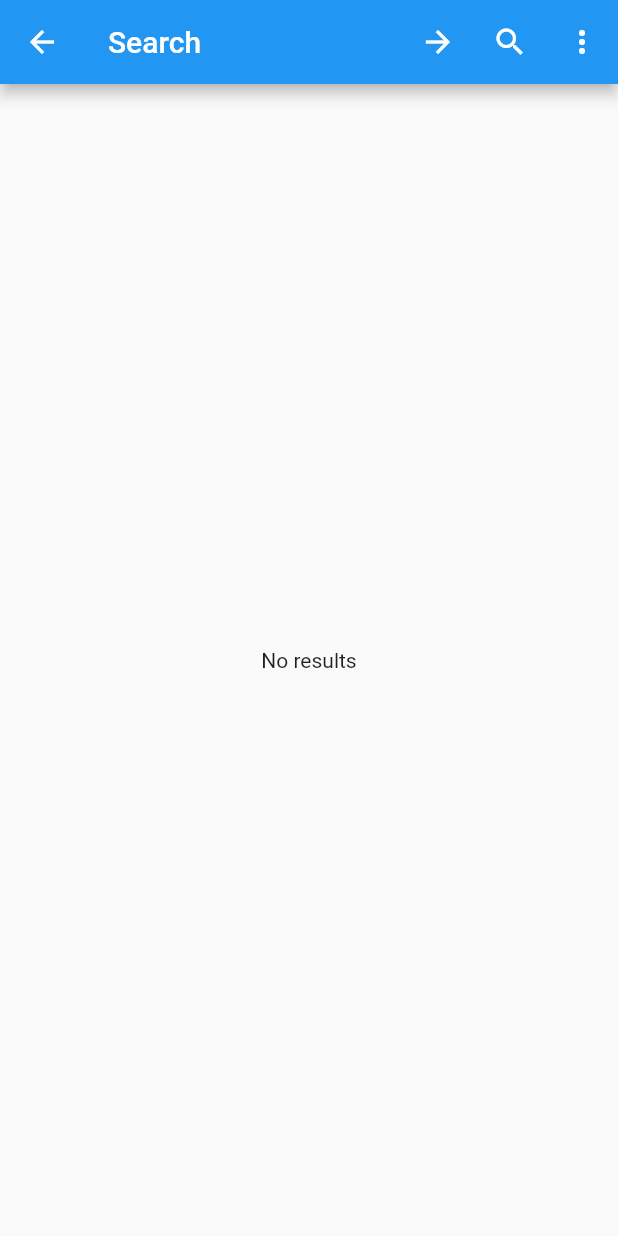
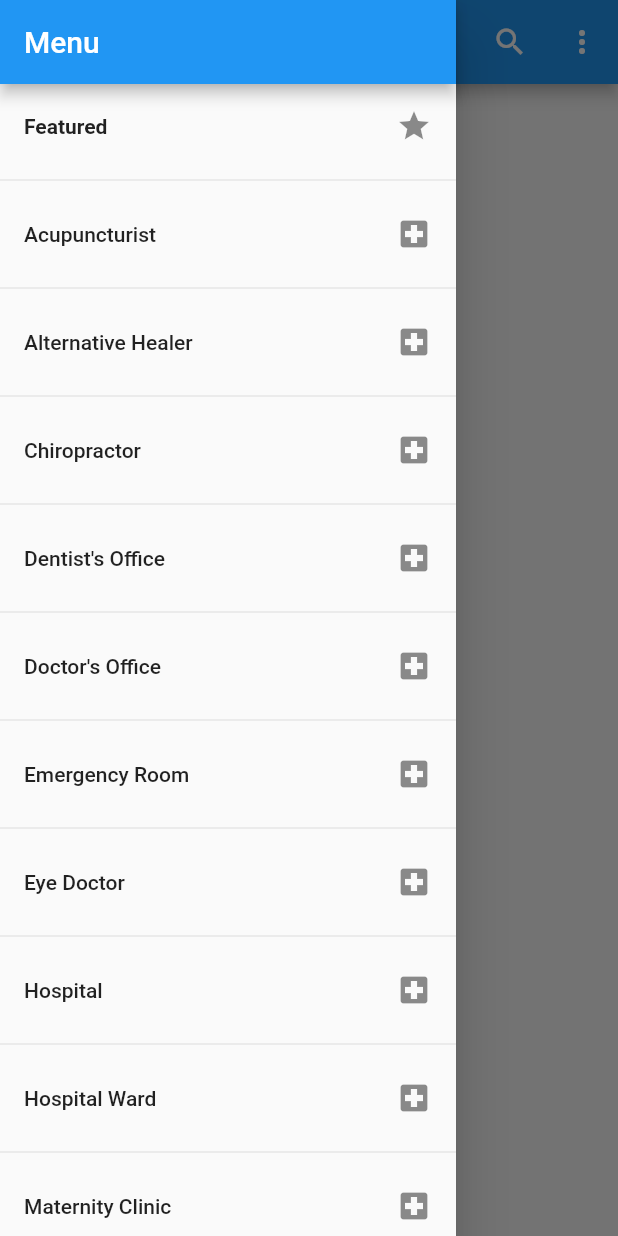
Before and after one commit to selassie-eye/momo-med, a Flutter app: the SearchPage screen opened by its route, with the side drawer open (before the commit the screen has no drawer), on a phone screen of 412 x 824 dp. Run offline on Flutter 3.47's test engine with Material 2 defaults, Android fonts, the phone set to English and light mode, and no system bars; accounts and stored records are empty; network calls fail.

```diff
--- a/lib/controller/search-controller.dart
+++ b/lib/controller/search-controller.dart
@@ -2,8 +2,6 @@ import 'dart:async';
 import 'dart:convert';
 
 import 'package:http/http.dart' as http;
-
-import './categories-controller.dart';
 
 import '../model/category-tree.dart';
 import '../model/query.dart';
--- /dev/null
+++ b/lib/model/services.dart
@@ -0,0 +1,21 @@
+class Services {
+  static final List<String> list = [
+    "Acupuncturist",
+      "Alternative Healer",
+      "Chiropractor",
+      "Dentist's Office",
+      "Doctor's Office",
+      "Emergency Room",
+      "Eye Doctor",
+      "Hospital",
+      "Hospital Ward",
+      "Maternity Clinic",
+      "Medical Center",
+      "Medical Lab",
+      "Mental Health Office",
+      "Nutritionist",
+      "Physical Therapist",
+      "Rehab Center",
+      "Urgent Care Center"
+  ];
+}
--- a/lib/pages/search-page.dart
+++ b/lib/pages/search-page.dart
@@ -3,6 +3,7 @@ import 'package:flutter/material.dart';
 import './result-details.dart';
 
 import '../model/venue.dart';
+import '../model/services.dart';
 
 class SearchPage extends StatefulWidget {
   final Function update;
@@ -26,7 +27,7 @@ class _SearchPageState extends State<SearchPage> {
   Widget searchBody;
   String query;
 
-  List<Venue> results;
+  List<Venue> results = [];
 
   @override
     void initState() {
@@ -160,11 +161,51 @@ class _SearchPageState extends State<SearchPage> {
       });
   }
 
+  Widget _buildDrawerItem(BuildContext context, int index) {
+    return Column(children: <Widget>[
+      ListTile(
+        title: Text(Services.list[index]),
+        trailing: Icon(Icons.local_hospital),
+        onTap: () {
+          setState(() {
+            searchSubmitted = true;
+            query = Services.list[index];
+            //  TODO: category should also be updated here
+          });
+          widget.update(query: query);
+          _buildSearchPage();
+        }
+      ),
+      Divider()
+    ],);
+  }
+
+  Widget _buildDrawerList() {
+    return Expanded(
+      child: Services.list.length > 0 ? ListView.builder(
+        itemBuilder: _buildDrawerItem,
+        itemCount: Services.list.length,
+      ) : Text('Nothing to search.'),
+    );
+  }
+
 
   @override
     Widget build(BuildContext context) {
-      // TODO: implement build
       return Scaffold(
+        drawer: Drawer(child: Column(children: <Widget>[
+          AppBar(
+            automaticallyImplyLeading: false,
+            title: Text('Menu'),
+          ),
+          ListTile(
+            title: Text('Featured', style: TextStyle(fontWeight: FontWeight.bold),),
+            trailing: Icon(Icons.star),
+            onTap: () => Navigator.pushNamed(context, '/featured'),
+          ),
+          Divider(),
+          _buildDrawerList()
+        ],),),
         appBar: _buildAppBar(),
         body: searchBody
       );
```
Also changed, not shown: lib/main.dart (+8 -19 lines), lib/model/venue.dart (+16 -2 lines), lib/pages/featured.dart (added, +65 -0 lines), lib/pages/signin.dart (added, +84 -0 lines), lib/widgets/featured-gallery.dart (added, +40 -0 lines), lib/widgets/widget-factory.dart (added, +9 -0 lines), 1 other file.
